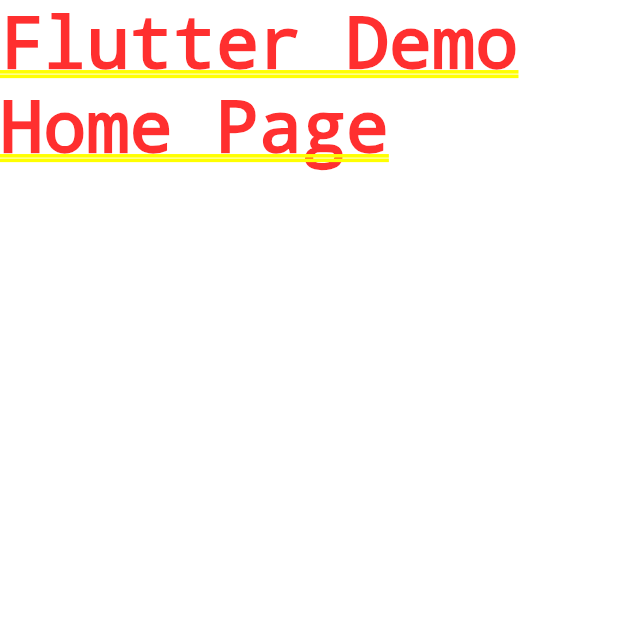
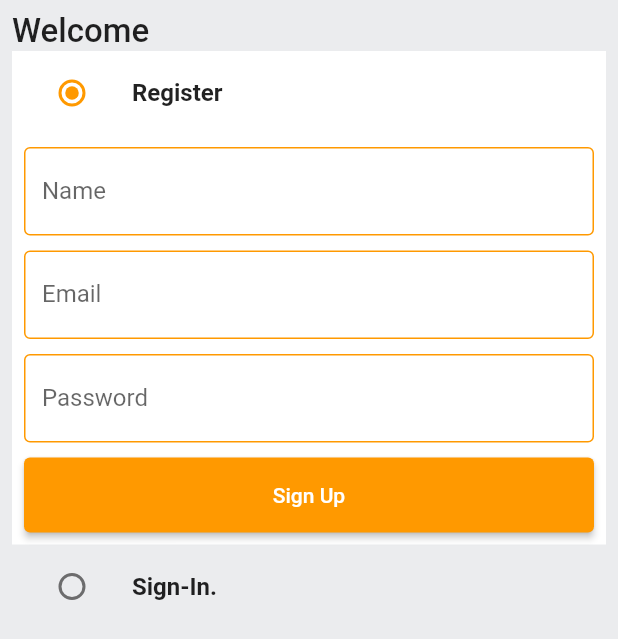
Before and after one commit to aditechdev/shopping_app, a Flutter app: the screen it shows after launch, on a phone screen of 412 x 824 dp. Shown: the top 639 px of the screen. Run offline on Flutter 3.47's test engine with Material 2 defaults, Android fonts, the phone set to English and light mode, and no system bars.

Commit message:
:sparkles: Auth feature implemented

```diff
--- /dev/null
+++ b/lib/common/widget/custom_button.dart
@@ -0,0 +1,22 @@
+import 'package:flutter/material.dart';
+
+class CustomButton extends StatelessWidget {
+  final String buttonText;
+  final VoidCallback onTap;
+  const CustomButton({
+    Key? key,
+    required this.buttonText,
+    required this.onTap,
+  }) : super(key: key);
+
+  @override
+  Widget build(BuildContext context) {
+    return ElevatedButton(
+      onPressed: onTap,
+      child: Text(buttonText),
+      style: ElevatedButton.styleFrom(
+        minimumSize: const Size(double.infinity, 50),
+      ),
+    );
+  }
+}
--- /dev/null
+++ b/lib/common/widget/custom_form_text_field.dart
@@ -0,0 +1,26 @@
+import 'package:flutter/material.dart';
+import 'package:shopping_app/constants/global_variable.dart';
+
+class CustomFormTextField extends StatelessWidget {
+  final TextEditingController  controller;
+  final String label;
+  const CustomFormTextField({Key? key, required this.controller, required this.label}) : super(key: key);
+
+  @override
+  Widget build(BuildContext context) {
+    return TextFormField(
+
+      controller: controller,
+      decoration:  InputDecoration(
+        label: Text(label),
+        border:
+            const OutlineInputBorder(borderSide: BorderSide(color: Colors.black38)),
+        enabledBorder: const OutlineInputBorder(
+            borderSide: BorderSide(color: GlobalVariable.secondaryColor)),
+      ),
+      validator: (value) {
+        // Todo
+      },
+    );
+  }
+}
--- /dev/null
+++ b/lib/features/auth/screens/auth_screens.dart
@@ -0,0 +1,159 @@
+import 'package:flutter/material.dart';
+import 'package:shopping_app/common/widget/custom_button.dart';
+import 'package:shopping_app/common/widget/custom_form_text_field.dart';
+import 'package:shopping_app/constants/global_variable.dart';
+
+enum Auth { register, signIn }
+
+class AuthScreen extends StatefulWidget {
+  static const String routeName = "/auth-screen";
+  const AuthScreen({Key? key}) : super(key: key);
+
+  @override
+  State<AuthScreen> createState() => _AuthScreenState();
+}
+
+class _AuthScreenState extends State<AuthScreen> {
+  Auth _auth = Auth.register;
+  final _signUpGlobalKey = GlobalKey<FormState>();
+  final _signInGlobalKey = GlobalKey<FormState>();
+  TextEditingController emailTextController = TextEditingController();
+  TextEditingController nameTextController = TextEditingController();
+  TextEditingController passwordTextController = TextEditingController();
+
+  @override
+  void dispose() {
+    super.dispose();
+    emailTextController.dispose();
+    nameTextController.dispose();
+    passwordTextController.dispose();
+  }
+
+  @override
+  Widget build(BuildContext context) {
+    return Scaffold(
+      backgroundColor: GlobalVariable.greyBackgroundColor,
+      body: SafeArea(
+          child: Padding(
+        padding: const EdgeInsets.all(8.0),
+        child: Column(
+          crossAxisAlignment: CrossAxisAlignment.start,
+          children: [
+            const Text(
+              "Welcome",
+              style: TextStyle(
+                fontSize: 22,
+                fontWeight: FontWeight.w500,
+              ),
+            ),
+            ListTile(
+              tileColor: (_auth == Auth.register)
+                  ? GlobalVariable.backgroundColor
+                  : GlobalVariable.greyBackgroundColor,
+              title: const Text(
+                "Register",
+                style: TextStyle(fontWeight: FontWeight.bold),
+              ),
+              leading: Radio(
+                  activeColor: GlobalVariable.secondaryColor,
+                  value: Auth.register,
+                  groupValue: _auth,
+                  onChanged: (Auth? value) {
+                    setState(() {
+                      _auth = value!;
+                    });
+                  }),
+            ),
+            (_auth == Auth.register)
+                ? Container(
+                    padding: const EdgeInsets.all(8),
+                    color: GlobalVariable.backgroundColor,
+                    child: Form(
+                      child: Column(
+                        children: [
+                          CustomFormTextField(
+                            controller: nameTextController,
+                            label: "Name",
+                          ),
+                          const SizedBox(
+                            height: 10,
+                          ),
+                          CustomFormTextField(
+                            controller: emailTextController,
+                            label: "Email",
+                          ),
+                          const SizedBox(
+                            height: 10,
+                          ),
+                          CustomFormTextField(
+                            controller: passwordTextController,
+                            label: "Password",
+                          ),
+                          const SizedBox(
+                            height: 10,
+                          ),
+                          CustomButton(buttonText: "Sign Up", onTap: () {})
+                        ],
+                      ),
+                      key: _signUpGlobalKey,
+                    ),
+                  )
+                : Container(),
+            ListTile(
+              tileColor: (_auth == Auth.signIn)
+                  ? GlobalVariable.backgroundColor
+                  : GlobalVariable.greyBackgroundColor,
+              title: const Text(
+                "Sign-In.",
+                style: TextStyle(fontWeight: FontWeight.bold),
+              ),
+              leading: Radio(
+                activeColor: GlobalVariable.secondaryColor,
+                value: Auth.signIn,
+                groupValue: _auth,
+                onChanged: (Auth? value) {
+                  setState(
+                    () {
+                      _auth = value!;
+                    },
+                  );
+                },
+              ),
+            ),
+            (_auth == Auth.signIn)
+                ? Container(
+                    padding: const EdgeInsets.all(8),
+                    color: GlobalVariable.backgroundColor,
+                    child: Form(
+                      child: Column(
+                        children: [
+                          const SizedBox(
+                            height: 10,
+                          ),
+                          CustomFormTextField(
+                            controller: emailTextController,
+                            label: "Email",
+                          ),
+                          const SizedBox(
+                            height: 10,
+                          ),
+                          CustomFormTextField(
+                            controller: passwordTextController,
+                            label: "Password",
+                          ),
+                          const SizedBox(
+                            height: 10,
+                          ),
+                          CustomButton(buttonText: "Sign-In", onTap: () {})
+                        ],
+                      ),
+                      key: _signUpGlobalKey,
+                    ),
+                  )
+                : Container(),
+          ],
+        ),
+      )),
+    );
+  }
+}
--- a/lib/main.dart
+++ b/lib/main.dart
@@ -1,4 +1,7 @@
 import 'package:flutter/material.dart';
+import 'package:shopping_app/constants/global_variable.dart';
+import 'package:shopping_app/features/auth/screens/auth_screens.dart';
+import 'package:shopping_app/router.dart';
 
 void main() {
   runApp(const MyApp());
@@ -11,12 +14,22 @@ class MyApp extends StatelessWidget {
   @override
   Widget build(BuildContext context) {
     return MaterialApp(
+      debugShowCheckedModeBanner: false,
       title: 'Shopping App Clone ',
       theme: ThemeData(
-
-        primarySwatch: Colors.blue,
+        scaffoldBackgroundColor: GlobalVariable.backgroundColor,
+        colorScheme: const ColorScheme.light(
+          primary: GlobalVariable.secondaryColor,
+        ),
+        appBarTheme: const AppBarTheme(
+          elevation: 0,
+          iconTheme: IconThemeData(
+            color: Colors.black,
+          ),
+        ),
       ),
-      home: const Text('Flutter Demo Home Page'),
+      onGenerateRoute: (settings) => generateRoute(settings),
+      home: const AuthScreen(),
     );
   }
 }
--- /dev/null
+++ b/lib/router.dart
@@ -0,0 +1,19 @@
+import 'package:flutter/material.dart';
+import 'package:shopping_app/features/auth/screens/auth_screens.dart';
+
+//! To Generate the route
+Route<dynamic> generateRoute(RouteSettings routeSettings) {
+  switch (routeSettings.name) {
+    case AuthScreen.routeName:
+      return MaterialPageRoute(
+        settings: routeSettings,
+        builder: (__) => const AuthScreen(),
+      );
+
+    default:
+      return MaterialPageRoute(
+          builder: (__) => const Scaffold(
+                body: Center(child: Text("No data")),
+              ));
+  }
+}
```
